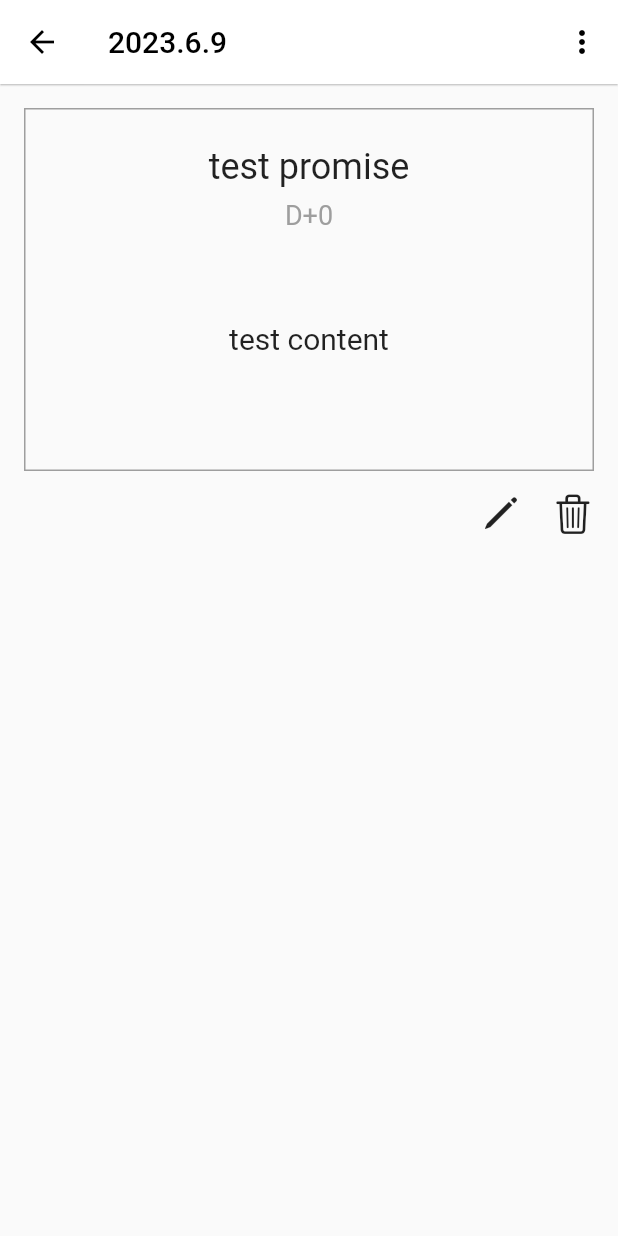
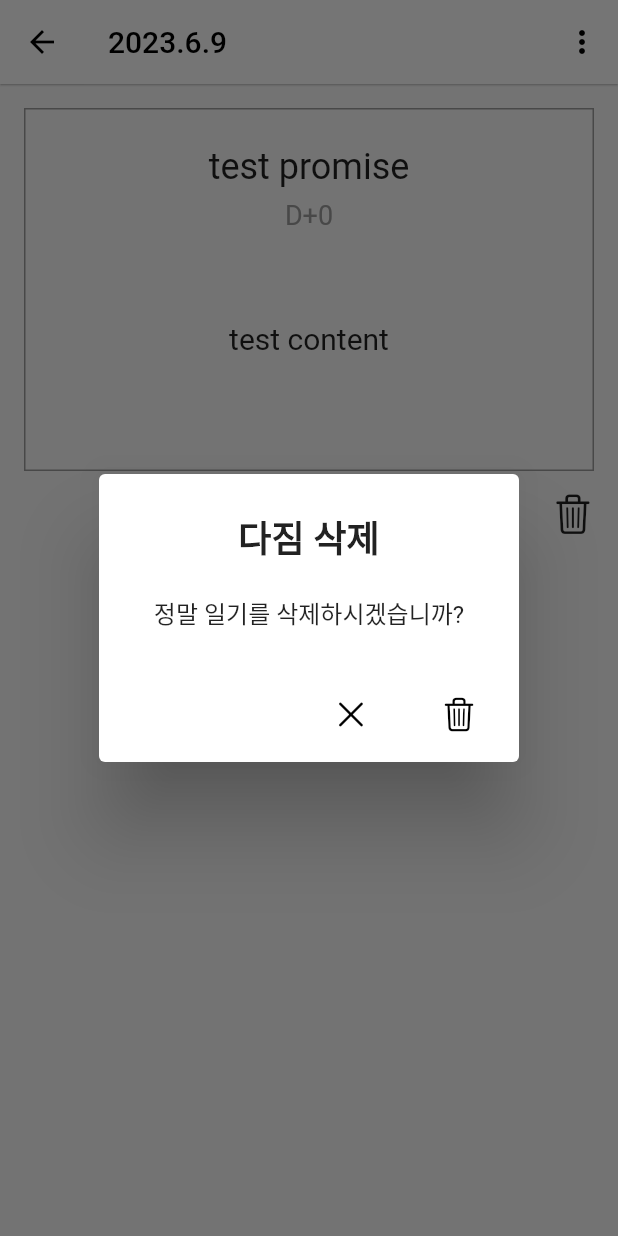
Before and after one commit to Jun-Jinu/-Will-Grow-Widget-App, a Flutter app: the PostDetailView screen opened by its route, after a tap on an icon or button, on a phone screen of 412 x 824 dp. Run offline on Flutter 3.47's test engine with Material 2 defaults, Android fonts, the phone set to English and light mode, and no system bars; our stand-ins replace hive, hive_flutter, settings_ui, table_calendar, toggle_switch; missing offline and left inert: flutter_widgetkit; accounts and stored records are empty.

Commit message:
feat: 글 삭제 모달 및 기능 완료

```diff
--- a/lib/ui/post/post_detail/post_detail_view.dart
+++ b/lib/ui/post/post_detail/post_detail_view.dart
@@ -9,10 +9,14 @@ class PostDetailView extends StatelessWidget {
   final int id;
 
   PostDetailView({required this.id});
+  final box = Hive.box<Post>('postbox');
+
+  void deletePost(int id) {
+    box.delete(id);
+  }
 
   @override
   Widget build(BuildContext context) {
-    final box = Hive.box<Post>('postbox');
     final post = box.get(id);
 
     if (post == null) {
@@ -45,7 +49,7 @@ class PostDetailView extends StatelessWidget {
                 print('수정');
               } else if (value == 'delete') {
                 // 삭제 옵션 선택 시 처리
-                // TODO: 삭제 기능 구현
+                showDeleteConfirmationDialog(context);
                 print('삭제');
               }
             },
@@ -121,8 +125,7 @@ class PostDetailView extends StatelessWidget {
                 IconButton(
                   onPressed: () {
                     // 삭제 아이콘 클릭 시 처리
-                    // TODO: 삭제 기능 구현
-                    print('삭제');
+                    showDeleteConfirmationDialog(context);
                   },
                   icon: Icon(
                     CupertinoIcons.delete,
@@ -137,4 +140,52 @@ class PostDetailView extends StatelessWidget {
       ),
     );
   }
+
+  void showDeleteConfirmationDialog(BuildContext context) {
+    showDialog(
+      context: context,
+      builder: (BuildContext context) {
+        return AlertDialog(
+          title: Center(
+              child: Text(
+            '다짐 삭제',
+            style: TextStyle(
+              fontSize: 24.0,
+              fontWeight: FontWeight.bold,
+            ),
+          )),
+          content: Column(
+            mainAxisSize: MainAxisSize.min,
+            children: [
+              Center(child: Text('정말 일기를 삭제하시겠습니까?')),
+            ],
+          ),
+          actions: [
+            TextButton(
+              onPressed: () {
+                // 취소 버튼 클릭 시 동작(창닫기)
+                Navigator.of(context).pop();
+              },
+              child: Icon(
+                CupertinoIcons.clear,
+                color: Colors.black,
+              ),
+            ),
+            TextButton(
+              onPressed: () {
+                // 삭제 버튼 클릭 시 동작
+                deletePost(3); // 여기서 id는 삭제할 post의 id입니다.
+                Navigator.of(context).pop();
+                Navigator.pushNamed(context, '/post');
+              },
+              child: Icon(
+                CupertinoIcons.delete,
+                color: Colors.black,
+              ),
+            ),
+          ],
+        );
+      },
+    );
+  }
 }
```
Also changed, not shown: lib/ui/post/post_edit/post_edit_view.dart (added, +269 -0 lines), lib/ui/post/post_edit/post_edit_viewmodel.dart (added).
